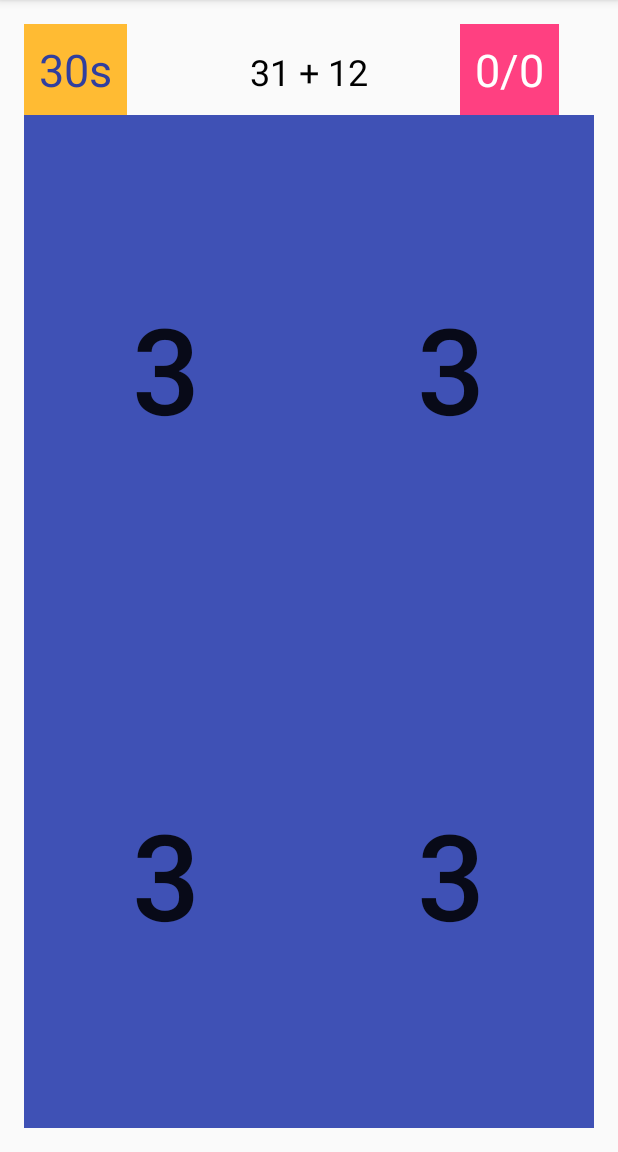
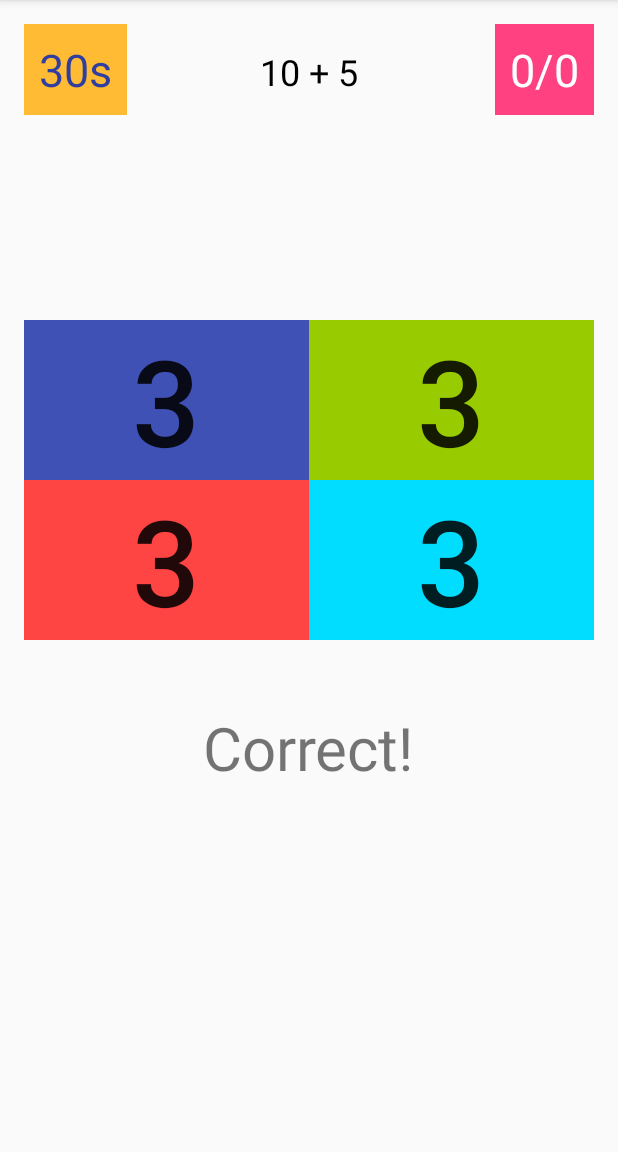
Before and after one commit to rudiss/BrainTrainer-AndroidApp, an Android app: the screen it shows after launch (MainActivity), on a phone screen of 412 x 824 dp, the part 84-1236 px from its top. Run offline under Robolectric (Android 15) with nearby library versions, the phone set to English and light mode, and no system bars.

Commit message:
main layout ok

```diff
--- a/app/src/main/java/com/rudisdev/braintrainerapp/MainActivity.java
+++ b/app/src/main/java/com/rudisdev/braintrainerapp/MainActivity.java
@@ -4,6 +4,9 @@ import android.support.v7.app.AppCompatActivity;
 import android.os.Bundle;
 import android.view.View;
 import android.widget.Button;
+import android.widget.TextView;
+
+import java.util.Random;
 
 public class MainActivity extends AppCompatActivity {
 
@@ -14,6 +17,7 @@ public class MainActivity extends AppCompatActivity {
         startButton.setVisibility(View.INVISIBLE);
 
 
+
     }
 
     @Override
@@ -22,5 +26,13 @@ public class MainActivity extends AppCompatActivity {
         setContentView(R.layout.activity_main);
 
         startButton = (Button)findViewById(R.id.startButton);
+        TextView sumTextView = (TextView)findViewById(R.id.sumTextView);
+
+        Random rand = new Random();
+
+        int a = rand.nextInt(21);
+        int b = rand.nextInt(21);
+
+        sumTextView.setText(Integer.toString(a) + " + " + Integer.toString(b));
     }
 }
--- a/app/src/main/res/layout/activity_main.xml
+++ b/app/src/main/res/layout/activity_main.xml
@@ -45,21 +45,6 @@
         android:textAlignment="center" />
 
     <TextView
-        android:text="0/0"
-        android:layout_width="wrap_content"
-        android:layout_height="wrap_content"
-        android:id="@+id/pointsTextView"
-        android:textSize="30sp"
-        android:layout_marginLeft="11dp"
-        android:layout_marginStart="11dp"
-        android:layout_alignParentTop="true"
-        android:layout_toRightOf="@+id/startButton"
-        android:layout_toEndOf="@+id/startButton"
-        android:padding="10dp"
-        android:background="@color/colorAccent"
-        android:textColor="@android:color/background_light" />
-
-    <TextView
         android:text="31 + 12"
         android:layout_width="wrap_content"
         android:layout_height="wrap_content"
@@ -70,10 +55,34 @@
         android:layout_centerHorizontal="true"
         android:textColor="@android:color/background_dark" />
 
+    <TextView
+        android:text="Correct!"
+        android:layout_width="wrap_content"
+        android:layout_height="wrap_content"
+        android:layout_below="@+id/startButton"
+        android:layout_centerHorizontal="true"
+        android:layout_marginTop="27dp"
+        android:id="@+id/textView5"
+        android:textSize="40sp" />
+
+    <TextView
+        android:text="0/0"
+        android:layout_width="wrap_content"
+        android:layout_height="wrap_content"
+        android:id="@+id/pointsTextView"
+        android:textSize="30sp"
+        android:padding="10dp"
+        android:background="@color/colorAccent"
+        android:textColor="@android:color/background_light"
+        android:layout_alignParentTop="true"
+        android:layout_alignParentRight="true"
+        android:layout_alignParentEnd="true" />
+
     <GridLayout
         android:layout_width="match_parent"
-        android:layout_height="match_parent"
-        android:layout_below="@+id/timerTextView"
+        android:layout_height="wrap_content"
+        android:layout_marginBottom="17dp"
+        android:layout_above="@+id/textView5"
         android:layout_alignParentLeft="true"
         android:layout_alignParentStart="true">
 
@@ -87,7 +96,7 @@
             android:layout_rowWeight="1"
             android:layout_gravity="fill"
             android:tag="0"
-            android:id="@+id/button2"
+            android:id="@+id/button1"
             android:textSize="80dp"
             android:background="@color/colorPrimary"
             android:onClick="chooseAnswer" />
@@ -104,7 +113,7 @@
             android:tag="1"
             android:id="@+id/button2"
             android:textSize="80dp"
-            android:background="@color/colorPrimary"
+            android:background="@android:color/holo_green_light"
             android:onClick="chooseAnswer" />
 
         <Button
@@ -117,9 +126,9 @@
             android:layout_rowWeight="1"
             android:layout_gravity="fill"
             android:tag="2"
-            android:id="@+id/button2"
+            android:id="@+id/button3"
             android:textSize="80dp"
-            android:background="@color/colorPrimary"
+            android:background="@android:color/holo_red_light"
             android:onClick="chooseAnswer" />
 
         <Button
@@ -132,9 +141,9 @@
             android:layout_rowWeight="1"
             android:layout_gravity="fill"
             android:tag="3"
-            android:id="@+id/button2"
+            android:id="@+id/button4"
             android:textSize="80dp"
-            android:background="@color/colorPrimary"
+            android:background="@android:color/holo_blue_bright"
             android:onClick="chooseAnswer" />
     </GridLayout>
 
```
